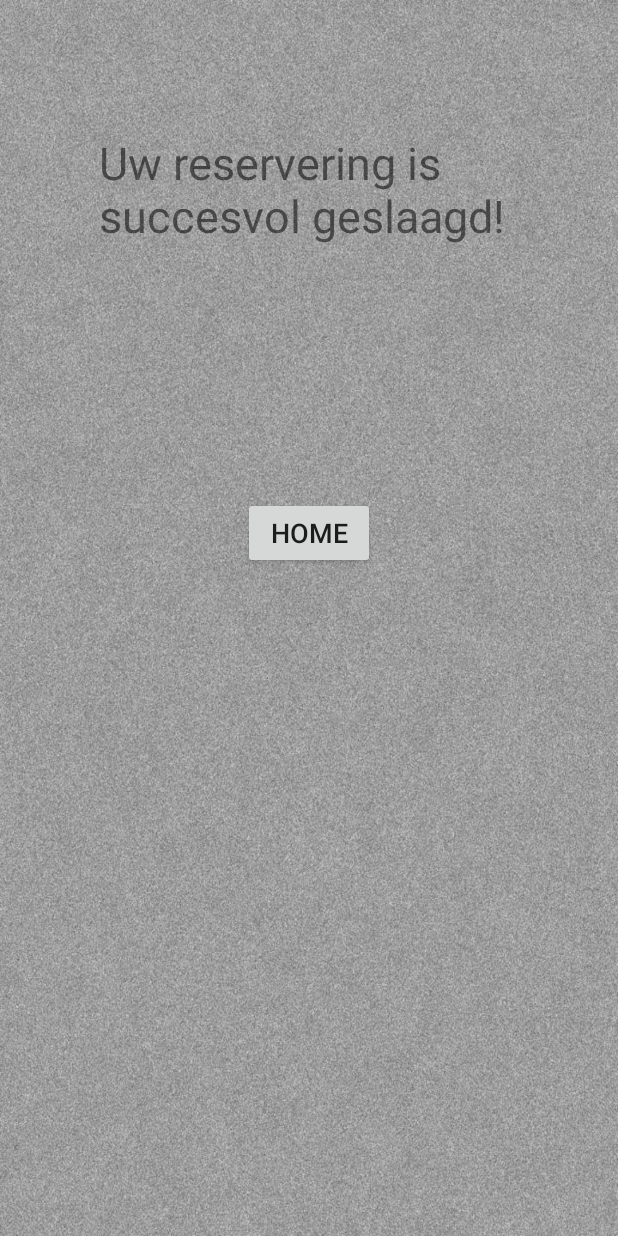
After one commit to maxvanoord/MyApplication, an Android app: the BestellingGeslaagd screen opened directly, with no data from a screen before it, on a phone screen of 412 x 824 dp. The commit adds this screen. Run offline under Robolectric (Android 15) with nearby library versions, the phone set to English and light mode, and no system bars.

Commit message:
kusjes 2.0

```diff
--- a/app/src/main/AndroidManifest.xml
+++ b/app/src/main/AndroidManifest.xml
@@ -21,6 +21,7 @@
         <activity android:name=".DroneScreen" />
         <activity android:name=".LeenActivity"/>
         <activity android:name=".LeenBevestiging"/>
+        <activity android:name=".BestellingGeslaagd"/>
     </application>
 
 </manifest>
--- /dev/null
+++ b/app/src/main/java/com/example/myapplication/BestellingGeslaagd.java
@@ -0,0 +1,27 @@
+package com.example.myapplication;
+
+import android.app.Activity;
+import android.content.Intent;
+import android.os.Bundle;
+import android.view.View;
+import android.widget.Button;
+
+public class BestellingGeslaagd extends Activity{
+
+    @Override
+    protected void onCreate(Bundle savedInstanceState) {
+        super.onCreate(savedInstanceState);
+        setContentView(R.layout.bestellinggeslaagd);
+
+
+        Button buttonhome1 = findViewById(R.id.buttonhome);
+
+        buttonhome1.setOnClickListener(new View.OnClickListener() {
+            @Override
+            public void onClick(View v) {
+                Intent intentbevestig = new Intent(BestellingGeslaagd.this, ProductScreen.class);
+                startActivity(intentbevestig);
+            }
+        });
+    }
+}
--- a/app/src/main/java/com/example/myapplication/LeenActivity.java
+++ b/app/src/main/java/com/example/myapplication/LeenActivity.java
@@ -1,11 +1,15 @@
 package com.example.myapplication;
 
 import android.app.Activity;
+import android.content.Intent;
 import android.os.Bundle;
+import android.view.View;
 import android.widget.ArrayAdapter;
+import android.widget.Button;
 import android.widget.Spinner;
 
 public class LeenActivity extends Activity{
+
 
     @Override
     protected void onCreate(Bundle savedInstanceState) {
@@ -13,6 +17,16 @@ public class LeenActivity extends Activity{
         setContentView(R.layout.leenscherm);
 
         Spinner spinner = findViewById(R.id.productlenenspinner);
+        Button bevestigbutton = findViewById(R.id.leenbevestigingbutton);
+
+        bevestigbutton.setOnClickListener(new View.OnClickListener() {
+            @Override
+            public void onClick(View v) {
+                Intent intent = new Intent(LeenActivity.this, LeenBevestiging.class);
+                startActivity(intent);
+            }
+        });
+
 
         ArrayAdapter<CharSequence> adapter = ArrayAdapter.createFromResource(this,
                 R.array.Leenlijst, android.R.layout.simple_spinner_item);
--- /dev/null
+++ b/app/src/main/res/layout/bestellinggeslaagd.xml
@@ -0,0 +1,39 @@
+<?xml version="1.0" encoding="utf-8"?>
+<android.support.constraint.ConstraintLayout xmlns:android="http://schemas.android.com/apk/res/android"
+    xmlns:app="http://schemas.android.com/apk/res-auto"
+    xmlns:tools="http://schemas.android.com/tools"
+    android:id="@+id/linearLayout5"
+    android:layout_width="match_parent"
+    android:layout_height="match_parent"
+    android:background="@drawable/background">
+
+    <TextView
+        android:id="@+id/textView11"
+        android:layout_width="280dp"
+        android:layout_height="75dp"
+        android:layout_marginStart="8dp"
+        android:layout_marginLeft="8dp"
+        android:layout_marginTop="88dp"
+        android:layout_marginEnd="8dp"
+        android:layout_marginRight="8dp"
+        android:text="Uw reservering is succesvol geslaagd!"
+        android:textSize="30sp"
+        app:layout_constraintEnd_toEndOf="parent"
+        app:layout_constraintStart_toStartOf="parent"
+        app:layout_constraintTop_toTopOf="parent" />
+
+    <Button
+        android:id="@+id/buttonhome"
+        android:layout_width="wrap_content"
+        android:layout_height="wrap_content"
+        android:layout_marginStart="8dp"
+        android:layout_marginLeft="8dp"
+        android:layout_marginTop="168dp"
+        android:layout_marginEnd="8dp"
+        android:layout_marginRight="8dp"
+        android:text="Home"
+        android:textSize="18sp"
+        app:layout_constraintEnd_toEndOf="parent"
+        app:layout_constraintStart_toStartOf="parent"
+        app:layout_constraintTop_toBottomOf="@+id/textView11" />
+</android.support.constraint.ConstraintLayout>
--- a/app/src/main/res/values/strings.xml
+++ b/app/src/main/res/values/strings.xml
@@ -22,7 +22,7 @@
         Lokaal WD.04.022</string>
 
     <string name="contact_info"><![CDATA[Contact & Info]]></string>
-    <string name="don_t_have_an_account">Don't have an account?</string>
+    <string name="don_t_have_an_account">Dont have an account?</string>
     <string name="login">Login</string>
     <string name="sign_up">Sign up</string>
 
```
